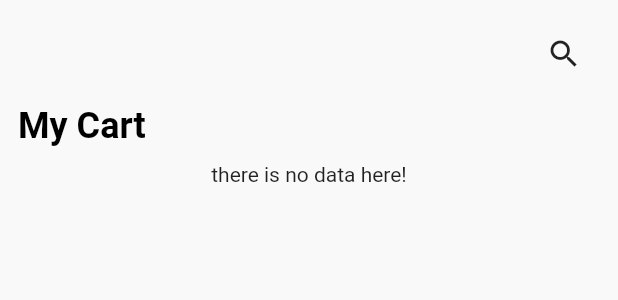
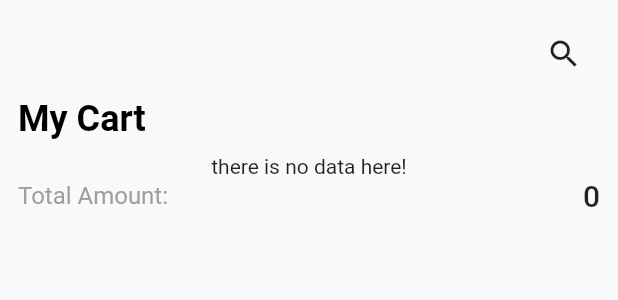
Before and after one commit to mustafa-farag/E-commerce_V2, a Flutter app: the CartScreen widget shown alone on an empty page, opened directly, on a phone screen of 412 x 824 dp. Shown: the top 300 px of the screen. Run offline on Flutter 3.47's test engine with Material 2 defaults, Android fonts, the phone set to English and light mode, and no system bars; our stand-ins replace cloud_firestore, firebase_auth, firebase_core, flutter_rating_bar, font_awesome_flutter, persistent_bottom_nav_bar_v2; accounts and stored records are empty; network calls fail.

Commit message:
[UI] cart screen

```diff
--- a/lib/views/screens/cart_screen.dart
+++ b/lib/views/screens/cart_screen.dart
@@ -1,6 +1,7 @@
 import 'package:commercialapp/controllers/database_controller.dart';
 import 'package:commercialapp/models/add_to_cart.dart';
 import 'package:commercialapp/views/widgets/cart_list_item.dart';
+import 'package:commercialapp/views/widgets/order_summary_item.dart';
 import 'package:flutter/material.dart';
 import 'package:provider/provider.dart';
 
@@ -10,6 +11,7 @@ class CartScreen extends StatelessWidget {
   @override
   Widget build(BuildContext context) {
     final database = Provider.of<Database>(context);
+    int totalAmount =0;
     return SafeArea(
       child: SingleChildScrollView(
         child: Padding(
@@ -27,7 +29,7 @@ class CartScreen extends StatelessWidget {
                 ],
               ),
               const SizedBox(
-                height: 10,
+                height: 5,
               ),
               Text(
                 'My Cart',
@@ -66,6 +68,7 @@ class CartScreen extends StatelessWidget {
                   );
                 },
               ),
+              OrderSummaryItem(title: 'Total Amount', value: totalAmount.toString()),
             ],
           ),
         ),
--- /dev/null
+++ b/lib/views/widgets/order_summary_item.dart
@@ -0,0 +1,30 @@
+import 'package:flutter/material.dart';
+
+class OrderSummaryItem extends StatelessWidget {
+  final String title;
+  final String value;
+  const OrderSummaryItem({
+    Key? key,
+    required this.title,
+    required this.value,
+  }) : super(key: key);
+
+  @override
+  Widget build(BuildContext context) {
+    return Row(
+      mainAxisAlignment: MainAxisAlignment.spaceBetween,
+      children: [
+        Text(
+          '$title:',
+          style: Theme.of(context).textTheme.subtitle1!.copyWith(
+            color: Colors.grey,
+          ),
+        ),
+        Text(
+          value,
+          style: Theme.of(context).textTheme.headline6,
+        ),
+      ],
+    );
+  }
+}
```
Also changed, not shown: lib/views/widgets/cart_list_item.dart (+14 -2 lines).
